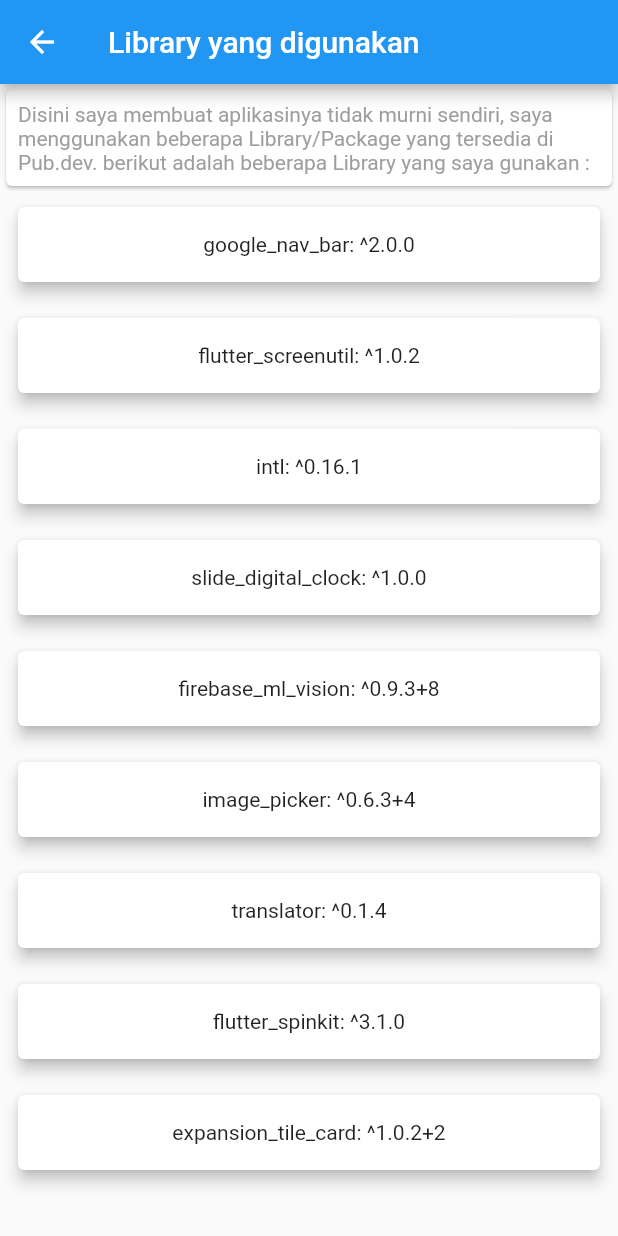
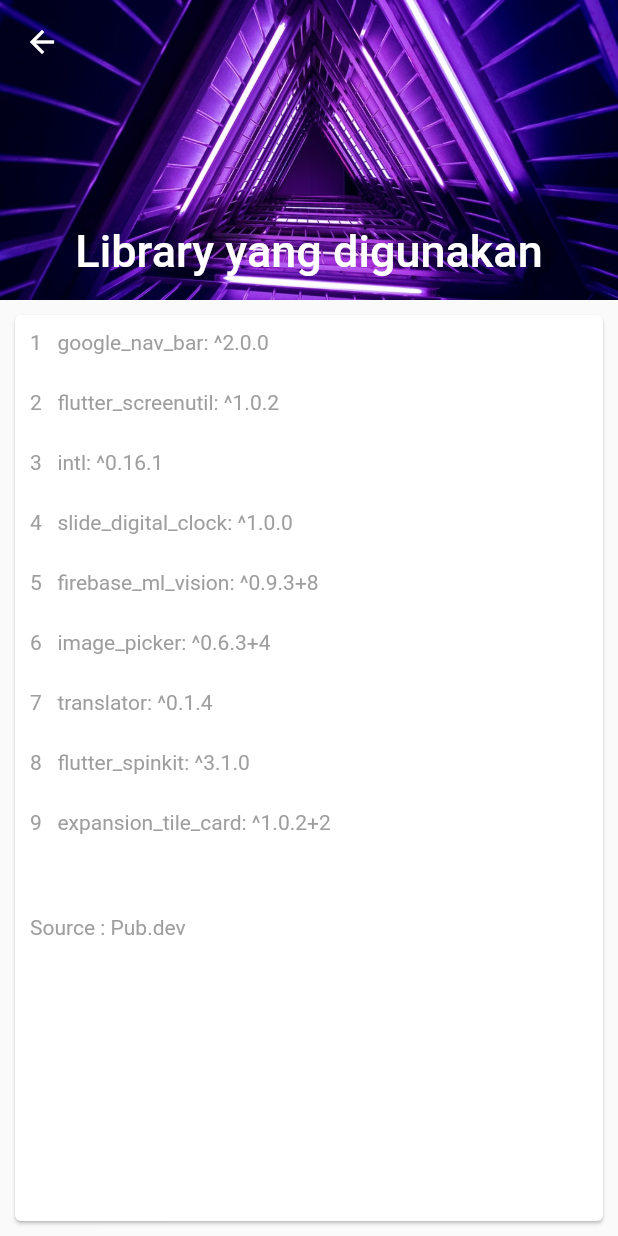
Before and after one commit to febryardiansyah/terjemahkeun_app, a Flutter app: the LibraryScreen screen opened directly, on a phone screen of 412 x 824 dp. Run offline on Flutter 3.47's test engine with Material 2 defaults, Android fonts, the light colour scheme and no system bars; our stand-ins replace expansion_tile_card, flutter_screenutil, flutter_spinkit, google_nav_bar, image_picker; missing offline and left inert: firebase_ml_vision, translator; accounts and stored records are empty.

Commit message:
library screen done

```diff
--- a/lib/settings_screen/library_screen.dart
+++ b/lib/settings_screen/library_screen.dart
@@ -1,4 +1,6 @@
+import 'package:flutter/cupertino.dart';
 import 'package:flutter/material.dart';
+import 'package:url_launcher/url_launcher.dart';
 
 class LibraryScreen extends StatefulWidget {
   @override
@@ -18,47 +20,62 @@
     'expansion_tile_card: ^1.0.2+2'
 
   ];
+  void showSnackBarTitle(){
+    Scaffold.of(context).showSnackBar(
+      SnackBar(
+        content: Text('Opps Link Rusak'),
+      )
+    );
+}
+  Future<void> _launchUrl( )async{
+    const url = 'https://flutter.dev';
+    if(await canLaunch(url)){
+      await launch(url);
+    }else{
+      throw 'url error $url';
+    }
+  }
   @override
   Widget build(BuildContext context) {
     return Scaffold(
-      appBar: AppBar(
-        title: Text('Library yang digunakan'),
-      ),
-      body: Stack(
+      body: NestedScrollView(
+        headerSliverBuilder: (BuildContext context, bool scroll){
+          return <Widget>[
+            SliverAppBar(
+              floating: false,
+              pinned: true,
+              expandedHeight: 200,
+              flexibleSpace: FlexibleSpaceBar(
+                background: Image.asset('images/triangle.jpeg',fit: BoxFit.cover,),
+                centerTitle: true,
+                collapseMode: CollapseMode.parallax,
+                title: Text('Library yang digunakan'),
+              ),
+            )
+          ];
+        },
+          body :Card(
+      margin: EdgeInsets.all(10),
+      child: Stack(
         children: <Widget>[
           ListView.builder(
-            padding: EdgeInsets.only(top: 70),
+            padding: EdgeInsets.only(top: 10),
             itemCount: _daftarLibrary.length,
             itemBuilder: (context, i){
-              return Padding(
-                padding: EdgeInsets.all(8),
-                child: Column(
-                  crossAxisAlignment: CrossAxisAlignment.start,
-                  children: <Widget>[
-                    Card(
-                      elevation: 4,
-                      child: Container(
-                        alignment: Alignment.center,
-                        margin: EdgeInsets.symmetric(horizontal: 10),
-                        height: 50,
-                          child: Text(_daftarLibrary[i])),
-                    )
-                  ],
-                ),
+              return Container(
+                margin: EdgeInsets.symmetric(horizontal: 10),
+                height: 40,
+                child: Text('${i+1} \t '+_daftarLibrary[i],style: TextStyle(color: Colors.grey),),
               );
             },
           ),
-          Card(
-            child: Padding(
-              padding: const EdgeInsets.all(8.0),
-              child: Text('Disini saya membuat aplikasinya tidak murni sendiri, saya menggunakan '
-                  'beberapa Library/Package yang tersedia di Pub.dev. '
-                  'berikut adalah beberapa Library yang saya gunakan : ',
-                style: TextStyle(color: Colors.grey,),textAlign: TextAlign.left,
-              ),
-            ),
+          Padding(
+            padding: EdgeInsets.only(top: 400,left: 10),
+            child: Text('Source : Pub.dev',style: TextStyle(color: Colors.grey),),
           ),
         ],
+      ),
+    ),
       ),
     );
   }
--- a/lib/widget/box_pilih_bahasa.dart
+++ b/lib/widget/box_pilih_bahasa.dart
@@ -1,7 +1,7 @@
 import 'package:flutter/material.dart';
 
 class BoxPilihBahasa extends StatefulWidget {
-  final GestureDragCancelCallback onTap;
+  final GestureTapCallback onTap;
   final Color warnaHuruf;
   final Color color;
   final String kata1,kata2;
--- a/pubspec.yaml
+++ b/pubspec.yaml
@@ -32,6 +32,7 @@
   translator: ^0.1.4
   flutter_spinkit: ^3.1.0
   expansion_tile_card: ^1.0.2+2
+  url_launcher: ^5.4.2
 
 
 dev_dependencies:
@@ -60,6 +61,7 @@
     - images/githubBox.png
     - images/introBox.png
     - images/forestSunset.jpg
+    - images/triangle.jpeg
 
   # To add assets to your application, add an assets section, like this:
   # assets:
```
Also changed, not shown: images/triangle.jpeg (added), pubspec.lock.
